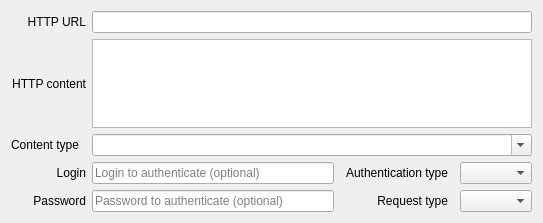
First picture: the form in vms/client/nx_vms_client_desktop/src/ui/widgets/business/exec_http_request_action_widget.ui, repository networkoptix/nx_open, before the edit.
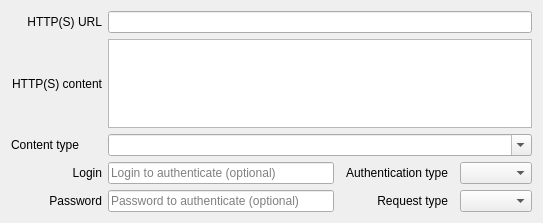
Second picture: the form after the edit.

Commit message: VMS-36398: Add HTTP(S) to the Exec http action widget texts

```diff
--- a/vms/client/nx_vms_client_desktop/src/ui/widgets/business/exec_http_request_action_widget.ui
+++ b/vms/client/nx_vms_client_desktop/src/ui/widgets/business/exec_http_request_action_widget.ui
@@ -17,7 +17,7 @@
    <item row="0" column="0">
     <widget class="QLabel" name="httpUrlLabel">
      <property name="text">
-      <string>HTTP URL</string>
+      <string>HTTP(S) URL</string>
      </property>
      <property name="alignment">
       <set>Qt::AlignRight|Qt::AlignTrailing|Qt::AlignVCenter</set>
@@ -30,7 +30,7 @@
    <item row="1" column="0">
     <widget class="QLabel" name="contentLabel">
      <property name="text">
-      <string>HTTP content</string>
+      <string>HTTP(S) content</string>
      </property>
      <property name="alignment">
       <set>Qt::AlignRight|Qt::AlignTrailing|Qt::AlignVCenter</set>
```
The commit also changes 2 other files.
